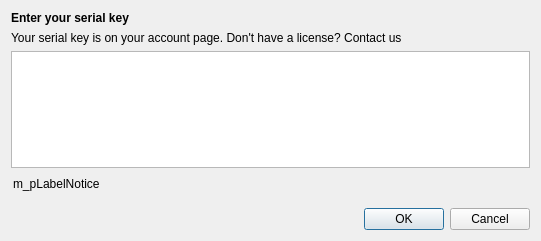
symless/synergy-extra, file src/lib/synergy/gui/ActivationDialog.ui: the form before one commit.
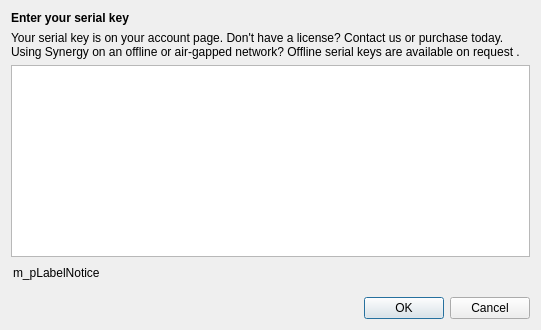
The form after the commit.

Commit message:
Allow personal licenses to work offline (#30)
Enhance ActivationDialog UI and LicenseHandler logic for offline activation support

Patch:
```diff
--- a/src/lib/synergy/gui/ActivationDialog.ui
+++ b/src/lib/synergy/gui/ActivationDialog.ui
@@ -7,7 +7,7 @@
     <x>0</x>
     <y>0</y>
     <width>541</width>
-    <height>241</height>
+    <height>330</height>
    </rect>
   </property>
   <property name="windowTitle">
@@ -29,7 +29,10 @@
    <item>
     <widget class="QLabel" name="label_5">
      <property name="text">
-      <string>&lt;p&gt;Your serial key is on your &lt;a href=&quot;https://symless.com/synergy/account?source=gui&quot; style=&quot;color:#4285f4;&quot;&gt;account&lt;/span&gt;&lt;/a&gt; page. Don't have a license? &lt;a href=&quot;https://symless.com/synergy/contact?source=gui&quot; style=&quot;color:#4285f4;&quot;&gt;Contact us&lt;/span&gt;&lt;/a&gt;&lt;/p&gt;</string>
+      <string>&lt;p&gt;Your serial key is on your &lt;a href=&quot;https://symless.com/synergy/account?utm_source=gui-s1&quot; style=&quot;color:#4285f4;&quot;&gt;account&lt;/a&gt; page.&lt;br/&gt;Don't have a license? &lt;a href=&quot;https://symless.com/synergy/contact?utm_source=gui-s1&quot; style=&quot;color:#4285f4;&quot;&gt;Contact us&lt;/a&gt; or &lt;a href=&quot;https://symless.com/synergy/purchase?utm_source=gui-s1&quot; style=&quot;color:#4285f4;&quot;&gt;purchase&lt;/a&gt; today.&lt;/p&gt;&lt;p&gt;Using Synergy on an offline or air-gapped network?&lt;br/&gt;Offline serial keys are &lt;a href=&quot;https://symless.com/synergy/contact?utm_source=gui-s1&quot; style=&quot;color:#4285f4;&quot;&gt;available on request&lt;/a&gt;.&lt;/p&gt;</string>
+     </property>
+     <property name="wordWrap">
+      <bool>true</bool>
      </property>
      <property name="openExternalLinks">
       <bool>true</bool>
@@ -38,22 +41,9 @@
    </item>
    <item>
     <widget class="QTextEdit" name="m_pTextEditSerialKey">
-     <property name="enabled">
-      <bool>true</bool>
-     </property>
      <property name="tabChangesFocus">
       <bool>true</bool>
      </property>
-     <property name="html">
-      <string>&lt;!DOCTYPE HTML PUBLIC &quot;-//W3C//DTD HTML 4.0//EN&quot; &quot;http://www.w3.org/TR/REC-html40/strict.dtd&quot;&gt;
-&lt;html&gt;&lt;head&gt;&lt;meta name=&quot;qrichtext&quot; content=&quot;1&quot; /&gt;&lt;meta charset=&quot;utf-8&quot; /&gt;&lt;style type=&quot;text/css&quot;&gt;
-p, li { white-space: pre-wrap; }
-hr { height: 1px; border-width: 0; }
-li.unchecked::marker { content: &quot;\2610&quot;; }
-li.checked::marker { content: &quot;\2612&quot;; }
-&lt;/style&gt;&lt;/head&gt;&lt;body style=&quot; font-family:'Cantarell'; font-size:11pt; font-weight:400; font-style:normal;&quot;&gt;
-&lt;p style=&quot;-qt-paragraph-type:empty; margin-top:0px; margin-bottom:0px; margin-left:0px; margin-right:0px; -qt-block-indent:0; text-indent:0px; font-family:'Sans'; font-size:10pt;&quot;&gt;&lt;br /&gt;&lt;/p&gt;&lt;/body&gt;&lt;/html&gt;</string>
-     </property>
      <property name="acceptRichText">
       <bool>false</bool>
      </property>
```
The commit also changes 4 other files.
